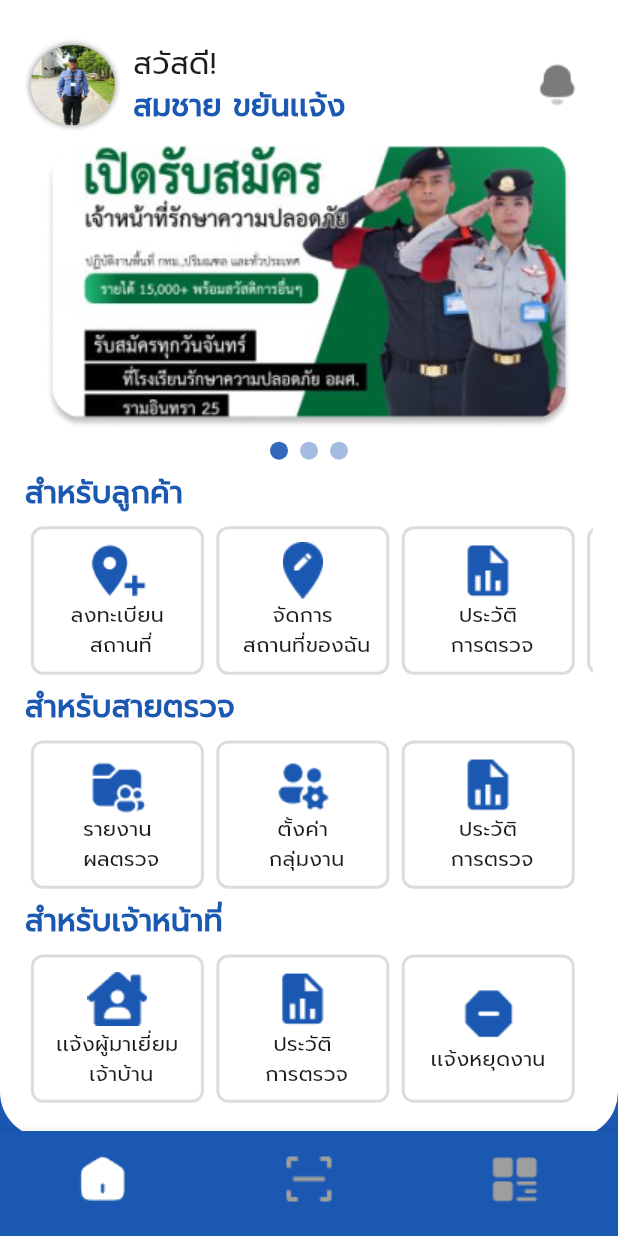
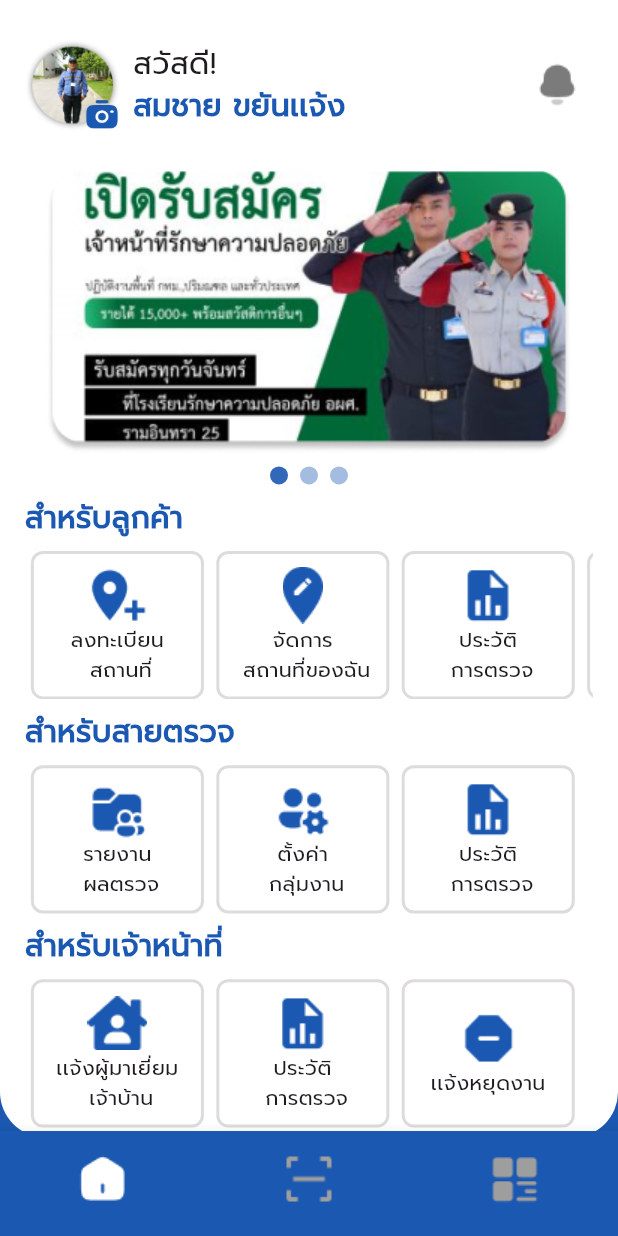
Before and after one commit to cosdemonamezon/butlerservice, a Flutter app: the FirstPage screen opened directly, on a phone screen of 412 x 824 dp. Run offline on Flutter 3.47's test engine with Material 2 defaults, Android fonts, the phone set to English and light mode, and no system bars; drawn by our look-alikes of carousel_slider; our stand-ins replace adaptive_dialog, google_maps_flutter, image_picker; missing offline and left inert: barcode_scan2; project files that could hold a hidden picture were left out.

Commit message:
add camera on profile image

```diff
--- a/lib/screens/home/firstPage.dart
+++ b/lib/screens/home/firstPage.dart
@@ -35,8 +35,6 @@ class _FirstPageState extends State<FirstPage> {
 
   @override
   Widget build(BuildContext context) {
-    print(selectedIndex);
-    print(0 == selectedIndex);
     return Scaffold(
       key: _scaffoldKey,
       extendBody: true,
--- a/lib/screens/home/homePage.dart
+++ b/lib/screens/home/homePage.dart
@@ -1,7 +1,6 @@
 import 'package:butlerservice/constants.dart';
 import 'package:butlerservice/screens/Inspecreport/inspecReport.dart';
 import 'package:butlerservice/screens/home/examhistory/examHistory.dart';
-import 'package:butlerservice/screens/home/examhistory/mapText.dart';
 import 'package:butlerservice/screens/home/notify/notifyVisitors.dart';
 import 'package:butlerservice/screens/home/widgets/ShowContainerWidget.dart';
 import 'package:butlerservice/screens/manageplaces/managePlaces.dart';
@@ -63,10 +62,25 @@ class _HomePageState extends State<HomePage> {
                       SizedBox(
                         child: Row(
                           children: [
-                            CircleAvatar(
-                              radius: 32,
-                              backgroundColor: Colors.white,
-                              backgroundImage: AssetImage('assets/images/rppEll.png'),
+                            Stack(
+                              children: [
+                                SizedBox(
+                                  width: 64,
+                                  height: 64,
+                                  child: CircleAvatar(
+                                    radius: 32,
+                                    backgroundColor: kTransparent,
+                                    child: Image.asset('assets/images/rppEll.png'),
+                                  ),
+                                ),
+                                Positioned(
+                                  height: 25,
+                                  width: 25,
+                                  bottom: 0,
+                                  right: 0,
+                                  child: Image.asset('assets/icons/solar_camera-minimalistic-bold.png'),
+                                )
+                              ],
                             ),
                             Padding(
                               padding: EdgeInsets.symmetric(horizontal: size.width * 0.02),
@@ -89,7 +103,7 @@ class _HomePageState extends State<HomePage> {
                     ],
                   ),
                   SizedBox(
-                    height: size.height * 0.01,
+                    height: size.height * 0.03,
                   ),
                   ///////////
 
```
Also changed, not shown: assets/icons/solar_camera-minimalistic-bold.png (added).
